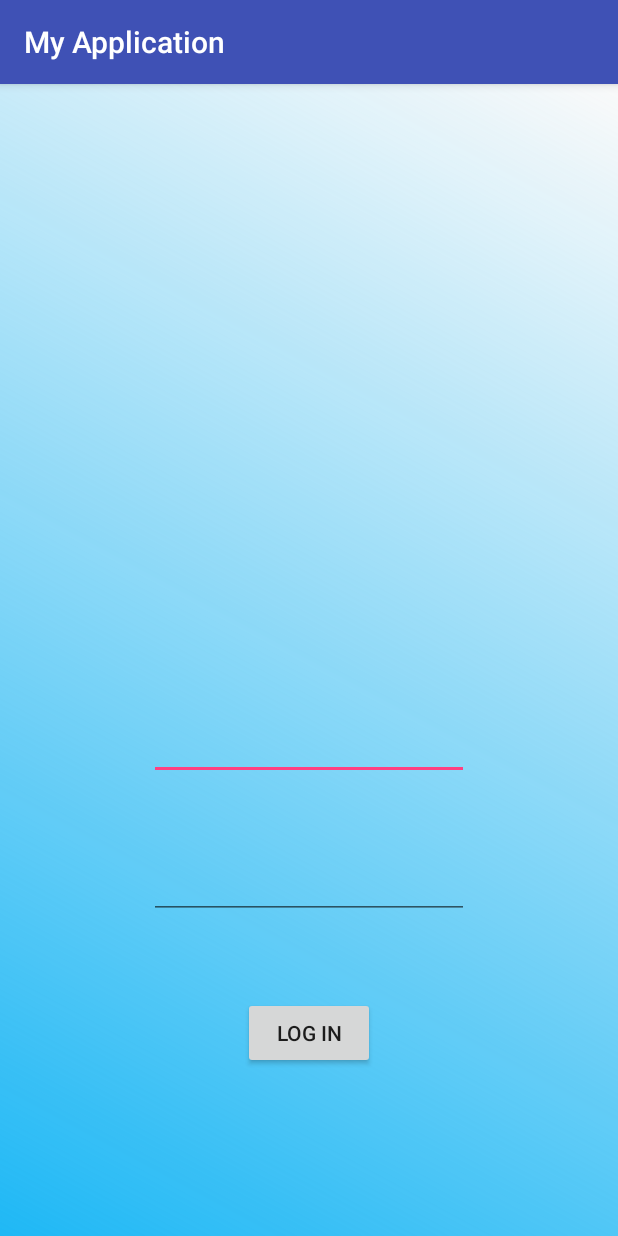
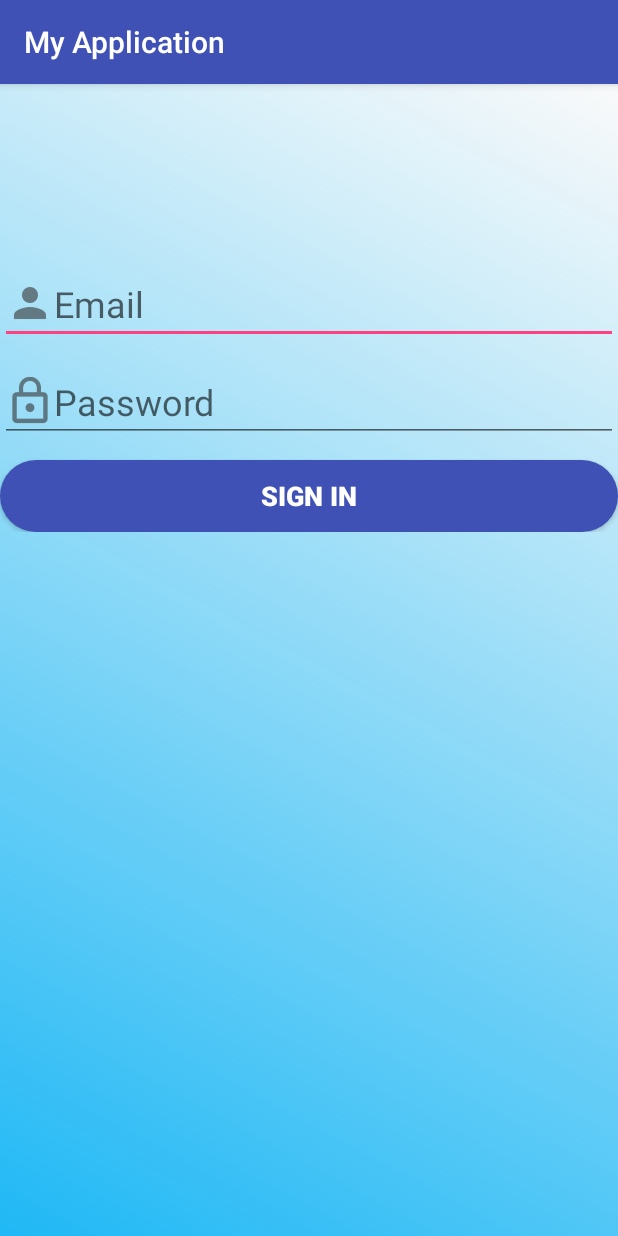
Before and after one commit to jevuu/e-ceipt, an Android app: the screen it shows after launch (MainActivity), on a phone screen of 412 x 824 dp. Run offline under Robolectric (Android 15) with nearby library versions, the phone set to English and light mode, and no system bars.

Commit message:
improved UI
no functionality, todo

```diff
--- a/app/build.gradle
+++ b/app/build.gradle
@@ -4,7 +4,7 @@ android {
     compileSdkVersion 27
     defaultConfig {
         applicationId "com.example.d8.myapplication"
-        minSdkVersion 16
+        minSdkVersion 18
         targetSdkVersion 27
         versionCode 1
         versionName "1.0"
--- a/app/src/main/java/com/example/d8/myapplication/MainActivity.java
+++ b/app/src/main/java/com/example/d8/myapplication/MainActivity.java
@@ -12,8 +12,8 @@ public class MainActivity extends AppCompatActivity {
         super.onCreate(savedInstanceState);
         setContentView(R.layout.activity_main);
 
-        userET = (EditText)findViewById(R.id.userName);
-        passET = (EditText)findViewById(R.id.password);
+        userET = (EditText)findViewById(R.id.main_uid);
+        passET = (EditText)findViewById(R.id.main_pwd);
     }
 
     public void onLogin(View view) {
--- /dev/null
+++ b/app/src/main/res/drawable/btn_roundcorner.xml
@@ -0,0 +1,5 @@
+<shape xmlns:android="http://schemas.android.com/apk/res/android"
+    android:shape="rectangle">
+    <solid android:color="@color/colorPrimary" />
+    <corners android:radius="35dp" />
+</shape>
--- a/app/src/main/res/layout/activity_main.xml
+++ b/app/src/main/res/layout/activity_main.xml
@@ -7,53 +7,54 @@
     android:background="@drawable/gradient_splash"
     tools:context=".MainActivity">
 
-    <EditText
-        android:id="@+id/userName"
-        android:layout_width="wrap_content"
-        android:layout_height="0dp"
-        android:layout_marginBottom="47dp"
-        android:layout_marginTop="158dp"
-        android:ems="10"
-        android:inputType="textPersonName"
-        app:layout_constraintBottom_toTopOf="@+id/password"
+    <LinearLayout
+        android:layout_width="0dp"
+        android:layout_height="wrap_content"
+        android:layout_marginTop="76dp"
+        android:orientation="vertical"
+        android:paddingBottom="32dp"
+        android:paddingTop="32dp"
         app:layout_constraintEnd_toEndOf="parent"
+        app:layout_constraintHorizontal_bias="0.0"
+        app:layout_constraintLeft_toLeftOf="parent"
+        app:layout_constraintRight_toRightOf="parent"
         app:layout_constraintStart_toStartOf="parent"
-        app:layout_constraintTop_toTopOf="parent" />
+        app:layout_constraintTop_toTopOf="parent">
 
-    <EditText
-        android:id="@+id/password"
-        android:layout_width="wrap_content"
-        android:layout_height="wrap_content"
-        android:layout_marginBottom="52dp"
-        android:ems="10"
-        android:inputType="textPassword"
-        app:layout_constraintBottom_toTopOf="@+id/btnLogin"
-        app:layout_constraintStart_toStartOf="@+id/userName"
-        app:layout_constraintTop_toBottomOf="@+id/userName" />
+        <EditText
+            android:id="@+id/main_uid"
+            android:layout_width="match_parent"
+            android:layout_height="wrap_content"
+            android:layout_marginTop="12dp"
+            android:drawableStart="@drawable/ic_main_username"
+            android:ems="10"
+            android:hint="@string/main_hint_uid"
+            android:inputType="textPersonName"
+            android:singleLine="false"
+            android:textSize="24sp" />
 
-    <Button
-        android:id="@+id/btnLogin"
-        android:layout_width="wrap_content"
-        android:layout_height="wrap_content"
-        android:layout_marginBottom="111dp"
-        android:onClick="onLogin"
-        android:text="Log In"
-        app:layout_constraintBottom_toBottomOf="parent"
-        app:layout_constraintEnd_toEndOf="parent"
-        app:layout_constraintStart_toStartOf="parent"
-        app:layout_constraintTop_toBottomOf="@+id/password" />
+        <EditText
+            android:id="@+id/main_pwd"
+            android:layout_width="match_parent"
+            android:layout_height="match_parent"
+            android:layout_marginTop="12dp"
+            android:drawableStart="@drawable/ic_main_password"
+            android:ems="10"
+            android:hint="@string/main_hint_pwd"
+            android:inputType="textPassword"
+            android:textSize="24sp" />
 
-    <android.support.constraint.Guideline
-        android:id="@+id/guideline"
-        android:layout_width="wrap_content"
-        android:layout_height="wrap_content"
-        android:orientation="horizontal"
-        app:layout_constraintGuide_begin="20dp" />
+        <Button
+            android:id="@+id/button4"
+            android:layout_width="match_parent"
+            android:layout_height="match_parent"
+            android:layout_marginTop="12dp"
+            android:background="@drawable/btn_roundcorner"
+            android:padding="2dp"
 
-    <android.support.constraint.Guideline
-        android:id="@+id/guideline2"
-        android:layout_width="wrap_content"
-        android:layout_height="wrap_content"
-        android:orientation="vertical"
-        app:layout_constraintGuide_begin="-31dp" />
+            android:text="@string/main_login"
+            android:textColor="@android:color/background_light"
+            android:textSize="18sp"
+            android:textStyle="bold" />
+    </LinearLayout>
 </android.support.constraint.ConstraintLayout>
--- a/app/src/main/res/values/colors.xml
+++ b/app/src/main/res/values/colors.xml
@@ -1,6 +1,7 @@
 <?xml version="1.0" encoding="utf-8"?>
 <resources>
     <color name="colorPrimary">#3F51B5</color>
-    <color name="colorPrimaryDark">#303F9F</color>
-    <color name="colorAccent">#FF4081</color>
+    <color name="colorPrimaryDark">#303f9f</color>
+    <color name="colorAccent">#ff4081</color>
+
 </resources>
--- a/app/src/main/res/values/strings.xml
+++ b/app/src/main/res/values/strings.xml
@@ -1,3 +1,6 @@
 <resources>
     <string name="app_name">My Application</string>
+    <string name="main_login">Sign In</string>
+    <string name="main_hint_uid">Email</string>
+    <string name="main_hint_pwd">Password</string>
 </resources>
```
Also changed, not shown: app/src/main/res/drawable-hdpi/ic_main_password.png (added), app/src/main/res/drawable-hdpi/ic_main_username.png (added), app/src/main/res/drawable-mdpi/ic_main_password.png (added), app/src/main/res/drawable-mdpi/ic_main_username.png (added), app/src/main/res/drawable-xhdpi/ic_main_password.png (added), app/src/main/res/drawable-xhdpi/ic_main_username.png (added), app/src/main/res/drawable-xxhdpi/ic_main_password.png (added), app/src/main/res/drawable-xxhdpi/ic_main_username.png (added).
